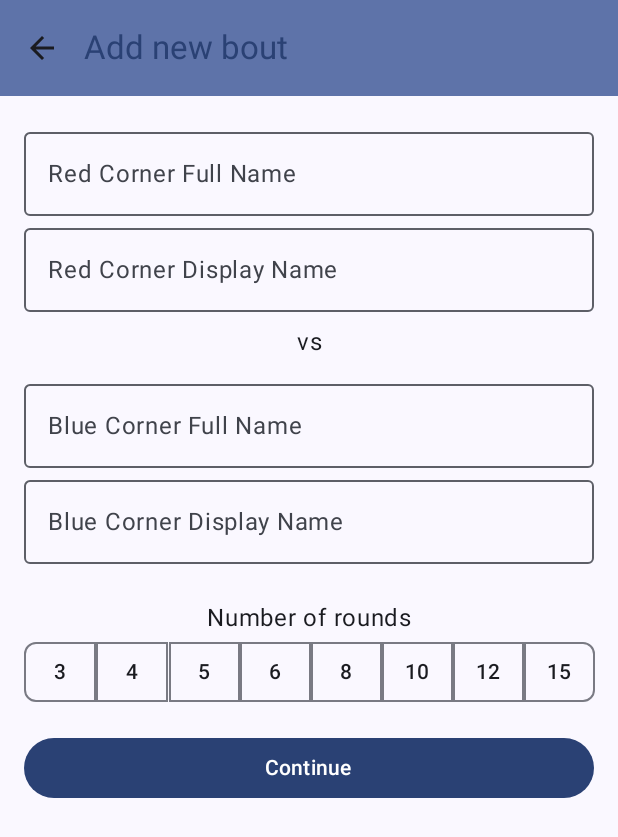
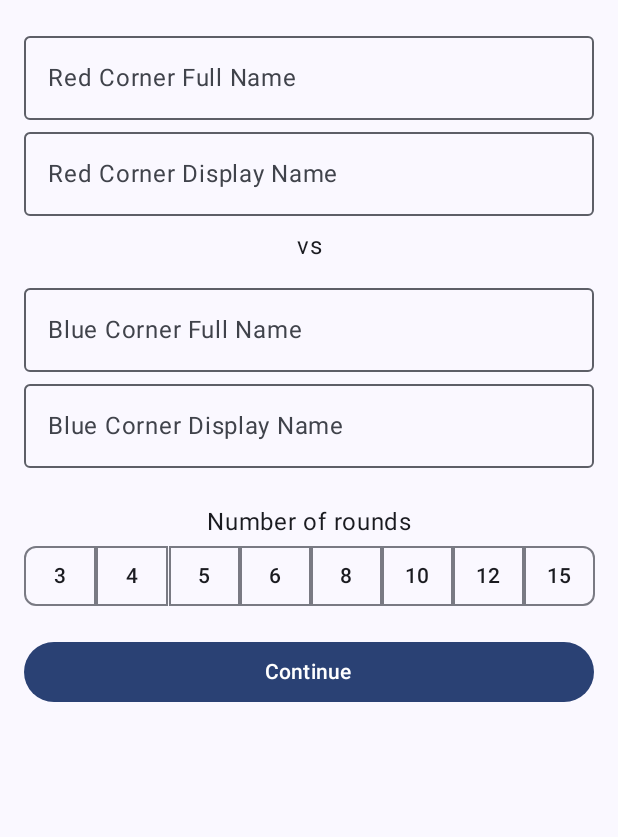
Before and after one commit to RazielO/BoutScoring, an Android app built with Jetpack Compose: the composable AddBoutComponent shown on its own in the app's theme, on a phone screen of 412 x 824 dp. Shown: the top 837 px of the screen. Run offline under Robolectric (Android 15) with nearby library versions, the phone set to English and light mode, and no system bars.

Commit message:
Scaffolds move into MainActivity instead of separate in components

```diff
--- a/app/src/main/java/com/razielo/boutscoring/ui/components/addbout/AddBoutComponent.kt
+++ b/app/src/main/java/com/razielo/boutscoring/ui/components/addbout/AddBoutComponent.kt
@@ -1,35 +1,91 @@
 package com.razielo.boutscoring.ui.components.addbout
 
-import androidx.compose.foundation.layout.fillMaxSize
+import androidx.compose.foundation.layout.Column
+import androidx.compose.foundation.layout.fillMaxWidth
 import androidx.compose.foundation.layout.padding
-import androidx.compose.material3.MaterialTheme
-import androidx.compose.material3.Scaffold
-import androidx.compose.material3.SnackbarHost
 import androidx.compose.material3.SnackbarHostState
-import androidx.compose.material3.Surface
+import androidx.compose.material3.Text
 import androidx.compose.runtime.Composable
+import androidx.compose.runtime.getValue
+import androidx.compose.runtime.mutableIntStateOf
+import androidx.compose.runtime.mutableStateOf
 import androidx.compose.runtime.remember
+import androidx.compose.runtime.setValue
 import androidx.compose.ui.Modifier
+import androidx.compose.ui.text.style.TextAlign
+import androidx.compose.ui.unit.dp
 import com.razielo.boutscoring.data.models.Bout
-import com.razielo.boutscoring.ui.components.common.TopBar
 
 @Composable
-fun AddBoutComponent(goBackToMain: () -> Unit, goToBoutScore: (Bout) -> Unit) {
-    val snackbarHostState = remember { SnackbarHostState() }
+fun AddBoutComponent(
+    snackbarHostState: SnackbarHostState,
+    goToBoutScore: (Bout) -> Unit
+) {
+    var redCornerValues by remember { mutableStateOf(List(2) { "" }) }
+    var blueCornerValues by remember { mutableStateOf(List(2) { "" }) }
+    var selectedButtonIndex by remember { mutableIntStateOf(-1) }
+    val rounds: List<Int> = listOf(3, 4, 5, 6, 8, 10, 12, 15)
 
-    Scaffold(
-        topBar = { TopBar(titleText = "Add new bout", goBack = true, goBackToMain) },
-        snackbarHost = {
-            SnackbarHost(hostState = snackbarHostState)
-        },
-        content = {
-            Surface(
-                modifier = Modifier
-                    .padding(it)
-                    .fillMaxSize(),
-                color = MaterialTheme.colorScheme.background
-            ) {
-                AddBoutContent(snackbarHostState, goToBoutScore)
+    Column(modifier = Modifier.padding(16.dp)) {
+        AddBoutInputFieldGroup(
+            redCornerValues, "Red"
+        ) { index, newValue ->
+            redCornerValues = updateCornerValues(redCornerValues, index, newValue)
+        }
+
+        Text(
+            text = "vs",
+            modifier = Modifier
+                .fillMaxWidth()
+                .padding(vertical = 8.dp),
+            textAlign = TextAlign.Center
+        )
+
+        AddBoutInputFieldGroup(
+            blueCornerValues, "Blue"
+        ) { index, newValue ->
+            blueCornerValues = updateCornerValues(blueCornerValues, index, newValue)
+        }
+
+        Text(
+            text = "Number of rounds",
+            modifier = Modifier
+                .fillMaxWidth()
+                .padding(top = 24.dp),
+            textAlign = TextAlign.Center
+        )
+
+        ButtonGroup(rounds, { index -> selectedButtonIndex = index }, selectedButtonIndex)
+
+        AddBoutContinueButton(
+            snackbarHostState,
+            redCornerValues,
+            blueCornerValues,
+            selectedButtonIndex,
+            rounds,
+            goToBoutScore
+        )
+    }
+}
+
+private fun updateCornerValues(values: List<String>, index: Int, newValue: String): List<String> {
+    return values.toMutableList().apply {
+        if (index == 1) {
+            set(1, newValue.uppercase())
+        } else {
+            val parts: List<String> =
+                newValue.uppercase().trim().split(" ").filter { it.isNotEmpty() }
+            val suffixes: List<String> = listOf("JR", "SR", "II", "III")
+
+            if (parts.last().isNotEmpty() && suffixes.contains(parts.last())) {
+                set(1, parts.takeLast(2).joinToString(" "))
+            } else {
+                set(1, parts.last())
             }
-        })
+
+            set(0, newValue.split(" ").joinToString(" ") {
+                it.replaceFirstChar { chr -> chr.uppercase() }
+            })
+        }
+    }
 }
--- a/app/src/main/java/com/razielo/boutscoring/ui/components/addbout/AddBoutContent.kt
+++ /dev/null
@@ -1,91 +0,0 @@
-package com.razielo.boutscoring.ui.components.addbout
-
-import androidx.compose.foundation.layout.Column
-import androidx.compose.foundation.layout.fillMaxWidth
-import androidx.compose.foundation.layout.padding
-import androidx.compose.material3.SnackbarHostState
-import androidx.compose.material3.Text
-import androidx.compose.runtime.Composable
-import androidx.compose.runtime.getValue
-import androidx.compose.runtime.mutableIntStateOf
-import androidx.compose.runtime.mutableStateOf
-import androidx.compose.runtime.remember
-import androidx.compose.runtime.setValue
-import androidx.compose.ui.Modifier
-import androidx.compose.ui.text.style.TextAlign
-import androidx.compose.ui.unit.dp
-import com.razielo.boutscoring.data.models.Bout
-
-@Composable
-fun AddBoutContent(
-    snackbarHostState: SnackbarHostState,
-    goToBoutScore: (Bout) -> Unit
-) {
-    var redCornerValues by remember { mutableStateOf(List(2) { "" }) }
-    var blueCornerValues by remember { mutableStateOf(List(2) { "" }) }
-    var selectedButtonIndex by remember { mutableIntStateOf(-1) }
-    val rounds: List<Int> = listOf(3, 4, 5, 6, 8, 10, 12, 15)
-
-    Column(modifier = Modifier.padding(16.dp)) {
-        AddBoutInputFieldGroup(
-            redCornerValues, "Red"
-        ) { index, newValue ->
-            redCornerValues = updateCornerValues(redCornerValues, index, newValue)
-        }
-
-        Text(
-            text = "vs",
-            modifier = Modifier
-                .fillMaxWidth()
-                .padding(vertical = 8.dp),
-            textAlign = TextAlign.Center
-        )
-
-        AddBoutInputFieldGroup(
-            blueCornerValues, "Blue"
-        ) { index, newValue ->
-            blueCornerValues = updateCornerValues(blueCornerValues, index, newValue)
-        }
-
-        Text(
-            text = "Number of rounds",
-            modifier = Modifier
-                .fillMaxWidth()
-                .padding(top = 24.dp),
-            textAlign = TextAlign.Center
-        )
-
-        ButtonGroup(rounds, { index -> selectedButtonIndex = index }, selectedButtonIndex)
-
-        AddBoutContinueButton(
-            snackbarHostState,
-            redCornerValues,
-            blueCornerValues,
-            selectedButtonIndex,
-            rounds,
-            goToBoutScore
-        )
-    }
-}
-
-private fun updateCornerValues(values: List<String>, index: Int, newValue: String): List<String> {
-    return values.toMutableList().apply {
-        if (index == 1) {
-            set(1, newValue.uppercase())
-        } else {
-            val parts: List<String> =
-                newValue.uppercase().trim().split(" ").filter { it.isNotEmpty() }
-            val suffixes: List<String> = listOf("JR", "SR", "II", "III")
-
-            if (parts.last().isNotEmpty() && suffixes.contains(parts.last())) {
-                set(1, parts.takeLast(2).joinToString(" "))
-            } else {
-                set(1, parts.last())
-            }
-
-            set(0, newValue.split(" ").joinToString(" ") {
-                it.replaceFirstChar { chr -> chr.uppercase() }
-            })
-        }
-    }
-}
```
Also changed, not shown: app/src/main/java/com/razielo/boutscoring/MainActivity.kt (+70 -13 lines), app/src/main/java/com/razielo/boutscoring/data/models/Screen.kt (added, +8 -0 lines), app/src/main/java/com/razielo/boutscoring/functions.kt (+10 -0 lines), app/src/main/java/com/razielo/boutscoring/ui/components/main/MainComponent.kt (+1 -38 lines).
